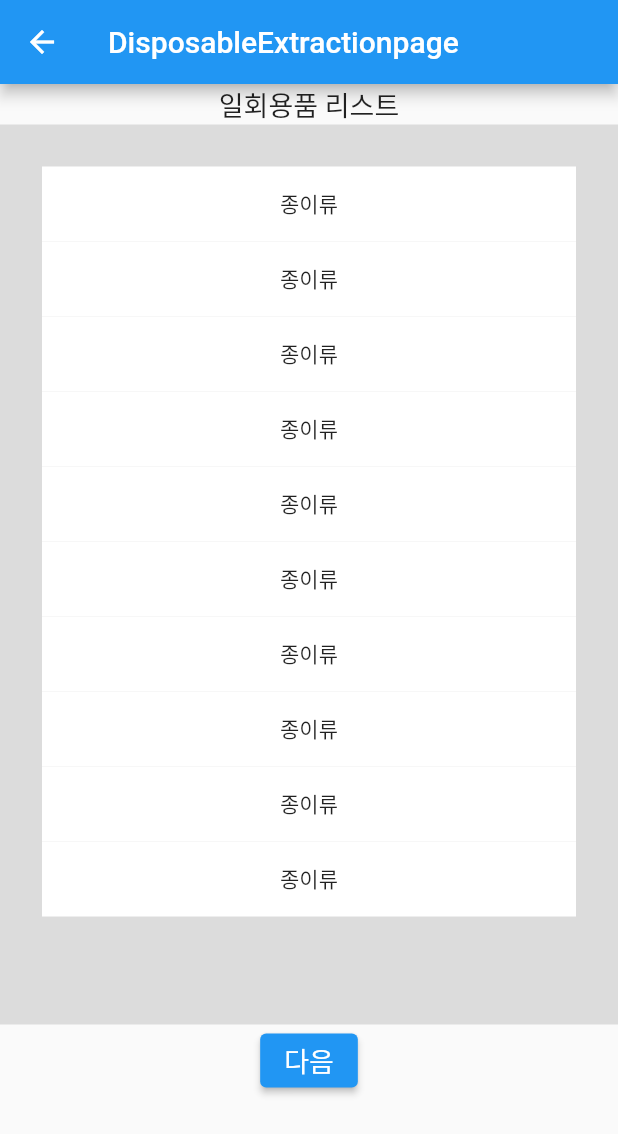
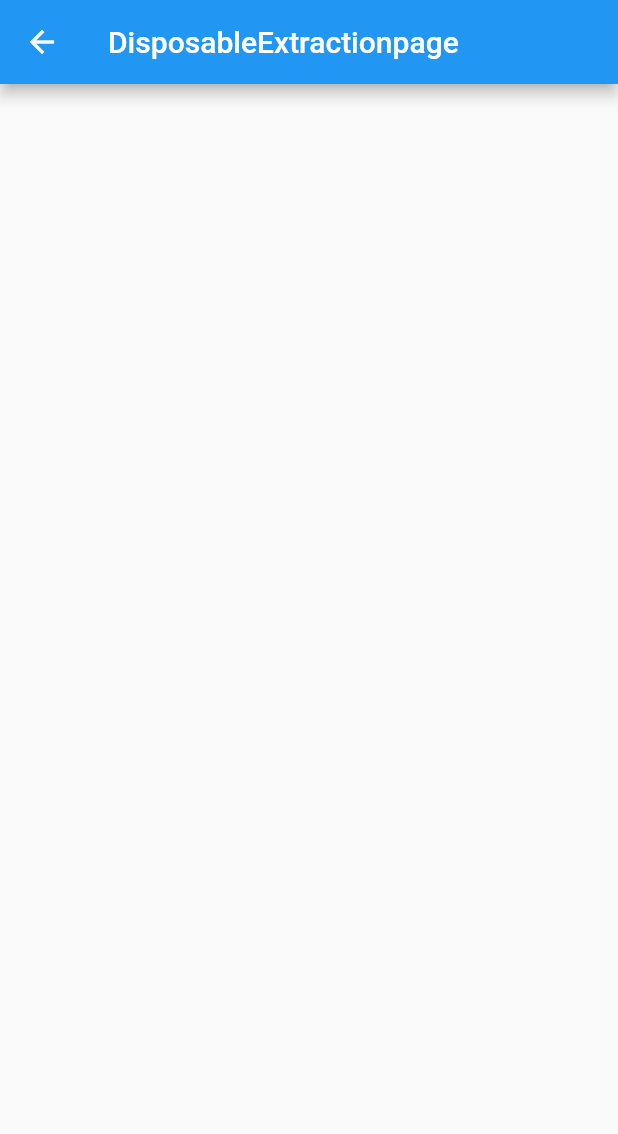
Before and after one commit to nub8p/2022-DisposableApp, a Flutter app: the DisposableExtractionScreen screen opened directly, on a phone screen of 412 x 824 dp. Shown: the top 1134 px of the screen. Run offline on Flutter 3.47's test engine with Material 2 defaults, Android fonts, the phone set to English and light mode, and no system bars; our stand-ins replace image_picker.

```diff
--- a/lib/Screen/disposableExtractionScreen.dart
+++ b/lib/Screen/disposableExtractionScreen.dart
@@ -1,53 +1,9 @@
 import 'package:flutter/material.dart';
-import '../ui/Unit.dart';
-import './homeScreen.dart';
-import 'dart:math';
 
 // TODO 일회용품 리스트 추출
 class DisposableExtractionScreen extends StatelessWidget {
   String inputStream;
   DisposableExtractionScreen({this.inputStream = ""});
-  final List<String> trash = <String>['종이류', '플라스틱', '캔', '기타'];
-
-  List<String> Disposable = <String>[];
-
-  saveDis(int index) {
-    Disposable.add(trash[index]);
-    return trash[index];
-  }
-
-  Widget listViewDis() {
-    return ListView.builder(
-        scrollDirection: Axis.vertical,
-        padding: const EdgeInsets.all(8),
-        itemCount: Random().nextInt(2)+10,
-        itemBuilder: (BuildContext context, int index) {
-          return Container(
-            height: 50,
-            color: Colors.white,
-            alignment: Alignment.center,
-            child: Text('${saveDis(Random().nextInt(4))}'),
-          );
-        });
-  }
-
-  Widget listContainer() {
-    return Container(
-      width: double.infinity,
-      height: 600,
-      color: Colors.black12,
-      padding: EdgeInsets.all(20),
-      child:listViewDis()
-    );
-  }
-  Widget showList() {
-    return Column(
-      children: [
-        TitleText(title: "일회용품 리스트",),
-        listContainer()
-      ],
-    );
-  }
 
   @override
   Widget build(BuildContext context) {
@@ -55,22 +11,7 @@ class DisposableExtractionScreen extends StatelessWidget {
       appBar: AppBar(title: Text("DisposableExtractionpage")),
       body: Center(
         child : Container(
-          width: double.infinity,
-          child: Column(
-            children: [
-              showList(),
-                ElevatedButton(
-                child: TitleText(title:"다음",),
-                onPressed: () {
-                  Navigator.push(
-                    context,
-                    MaterialPageRoute(builder: (context)
-                    => HomeScreen(Disposable)),
-                  );
-                },
-              )
-            ],
-          )
+          child: Text(inputStream),
         ),
       ),
     );
--- a/lib/main.dart
+++ b/lib/main.dart
@@ -34,6 +34,6 @@ class _MyHomePageState extends State<MyHomePage> {
 
   @override
   Widget build(BuildContext context) {
-    return HomeScreen([]);
+    return HomeScreen();
   }
 }
--- a/pubspec.yaml
+++ b/pubspec.yaml
@@ -63,10 +63,6 @@ flutter:
   assets:
     - assets/images/plogging.png
     - assets/images/background1.png
-    - assets/images/can.png
-    - assets/images/default.png
-    - assets/images/paper.png
-    - assets/images/plastic.png
 
   # An image asset can refer to one or more resolution-specific "variants", see
   # https://flutter.dev/assets-and-images/#resolution-aware.
```
Also changed, not shown: lib/Screen/homeScreen.dart (+0 -41 lines), lib/Screen/receiptCaptureScreen.dart (+1 -2 lines), assets/images/can.png (deleted), assets/images/default.png (deleted), assets/images/paper.png (deleted), assets/images/plastic.png (deleted).
